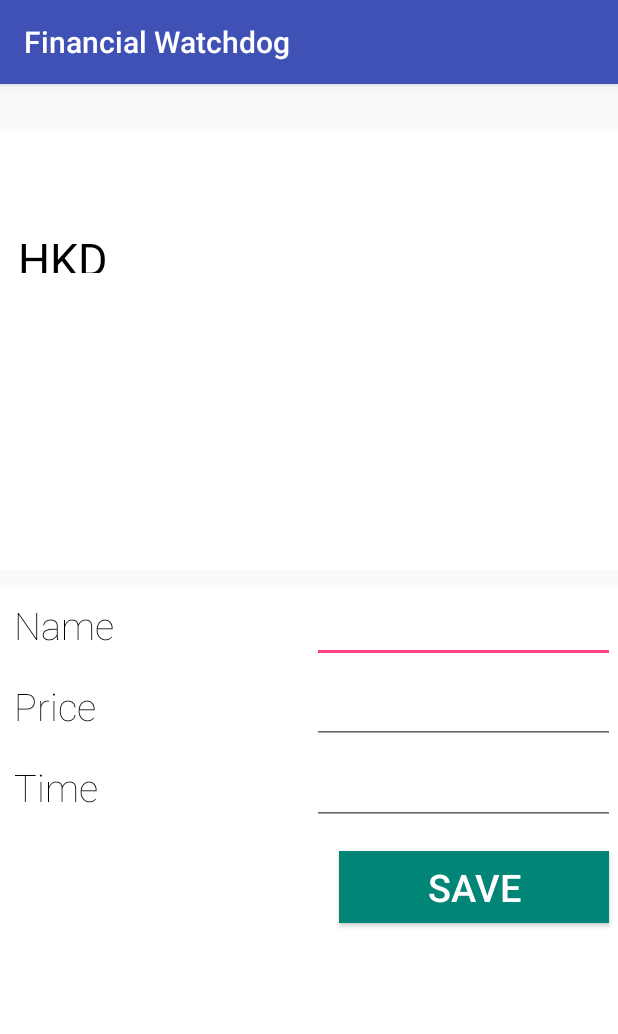
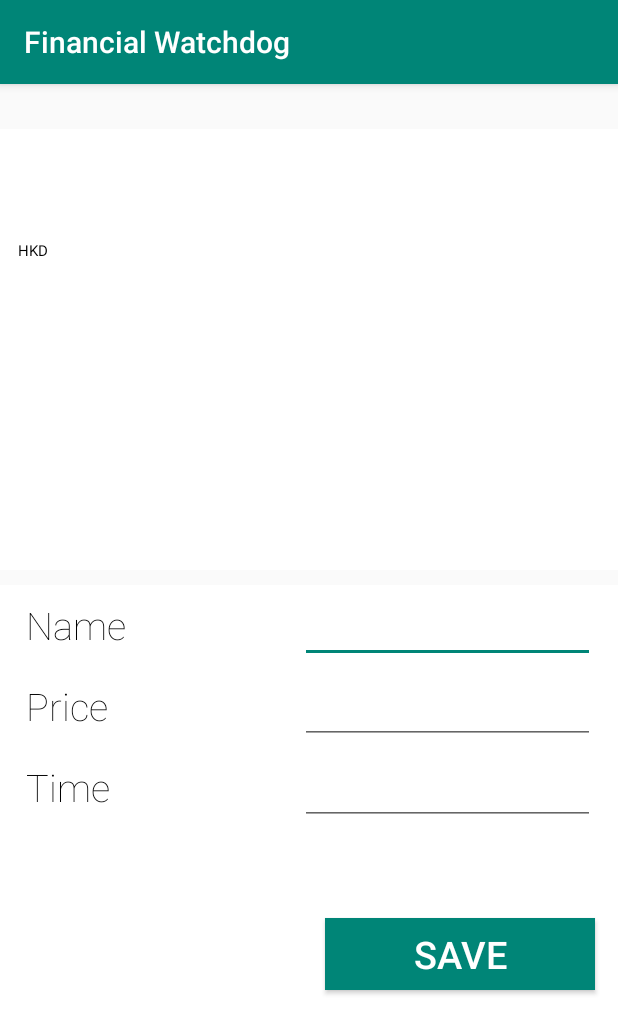
Before and after one commit to milankostak/FinancialWatchdog, an Android app: the AddActivity screen opened directly, with no data from a screen before it, on a phone screen of 412 x 824 dp. Shown: the top 1034 px of the screen. Run offline under Robolectric (Android 15) with nearby library versions, the phone set to English and light mode, and no system bars; libraries missing offline, so code that uses them is left out: com.orm, com.orm.dsl; 2 statements that could not run were skipped.

Commit message:
change styles in activity_setting.xml and add_activity.xml

```diff
--- a/app/src/main/res/layout/activity_setting.xml
+++ b/app/src/main/res/layout/activity_setting.xml
@@ -6,12 +6,10 @@
     tools:context="hk.edu.cityu.financialwatchdog.Setting">
 
     <LinearLayout
-        android:id="@+id/firstlinear"
         android:layout_width="match_parent"
         android:layout_height="match_parent"
         android:layout_alignParentEnd="true"
         android:layout_alignParentRight="true"
-        android:layout_below="@+id/textView"
         android:background="#FFFFFF"
         android:orientation="horizontal">
 
@@ -54,8 +52,7 @@
                 android:layout_width="180dp"
                 android:layout_height="wrap_content"
                 android:layout_gravity="center"
-                android:layout_marginBottom="30dp"
-                android:layout_marginTop="280dp"
+                android:layout_marginTop="310dp"
                 android:background="@color/accent_material_light"
                 android:gravity="center"
                 android:onClick="resetuj"
@@ -77,7 +74,7 @@
 
             <EditText
                 android:id="@+id/etTotalBudget"
-                android:layout_width="100dp"
+                android:layout_width="160dp"
                 android:layout_height="50dp"
                 android:layout_gravity="center"
                 android:layout_margin="2dp"
@@ -88,7 +85,7 @@
 
             <EditText
                 android:id="@+id/etTimeLeft"
-                android:layout_width="100dp"
+                android:layout_width="160dp"
                 android:layout_height="50dp"
                 android:layout_gravity="center"
                 android:layout_margin="2dp"
@@ -102,7 +99,7 @@
                 android:layout_width="180dp"
                 android:layout_height="wrap_content"
                 android:layout_gravity="center"
-                android:layout_marginTop="280dp"
+                android:layout_marginTop="310dp"
                 android:background="@color/accent_material_light"
                 android:gravity="center"
                 android:onClick="spocitejHodnotu"
--- a/app/src/main/res/layout/add_activity.xml
+++ b/app/src/main/res/layout/add_activity.xml
@@ -67,7 +67,7 @@
                     android:background="#FFFFFF"
                     android:fontFamily="sans-serif-thin"
                     android:gravity="left|fill_vertical"
-                    android:padding="7dp"
+                    android:paddingLeft="15dp"
                     android:text="Name"
                     android:textColor="#000000"
                     android:textSize="25sp" />
@@ -77,8 +77,7 @@
                     android:layout_width="0dp"
                     android:layout_height="50dp"
                     android:layout_gravity="center"
-                    android:layout_margin="2dp"
-                    android:layout_marginTop="50dp"
+                    android:layout_marginRight="15dp"
                     android:layout_weight="10"
                     android:gravity="center"
                     android:textColor="#BFBFBF"
@@ -97,7 +96,7 @@
                     android:background="#FFFFFF"
                     android:fontFamily="sans-serif-thin"
                     android:gravity="left|fill_vertical"
-                    android:padding="7dp"
+                    android:paddingLeft="15dp"
                     android:text="Price"
                     android:textColor="#000000"
                     android:textSize="25sp" />
@@ -107,8 +106,7 @@
                     android:layout_width="0dp"
                     android:layout_height="50dp"
                     android:layout_gravity="center"
-                    android:layout_margin="2dp"
-                    android:layout_marginTop="50dp"
+                    android:layout_marginRight="15dp"
                     android:layout_weight="10"
                     android:gravity="center"
                     android:inputType="numberDecimal"
@@ -128,7 +126,7 @@
                     android:background="#FFFFFF"
                     android:fontFamily="sans-serif-thin"
                     android:gravity="left|fill_vertical"
-                    android:padding="7dp"
+                    android:paddingLeft="15dp"
                     android:text="Time"
                     android:textColor="#000000"
                     android:textSize="25sp" />
@@ -138,8 +136,7 @@
                     android:layout_width="0dp"
                     android:layout_height="50dp"
                     android:layout_gravity="center"
-                    android:layout_margin="2dp"
-                    android:layout_marginTop="50dp"
+                    android:layout_marginRight="15dp"
                     android:layout_weight="10"
                     android:gravity="center"
                     android:textColor="#BFBFBF"
@@ -153,8 +150,8 @@
             android:layout_width="180dp"
             android:layout_height="wrap_content"
             android:layout_gravity="right"
-            android:layout_marginRight="6dp"
-            android:layout_marginTop="15dp"
+            android:layout_marginRight="15dp"
+            android:layout_marginTop="60dp"
             android:background="@color/accent_material_light"
             android:onClick="saveItem"
             android:text="SAVE"
--- a/app/src/main/res/values/styles.xml
+++ b/app/src/main/res/values/styles.xml
@@ -3,9 +3,9 @@
     <!-- Base application theme. -->
     <style name="AppTheme" parent="Theme.AppCompat.Light.DarkActionBar">
         <!-- Customize your theme here. -->
-        <item name="colorPrimary">@color/colorPrimary</item>
-        <item name="colorPrimaryDark">@color/colorPrimaryDark</item>
-        <item name="colorAccent">@color/colorAccent</item>
+        <item name="colorPrimary">@color/accent_material_light</item>
+        <item name="colorPrimaryDark">@color/accent_material_light</item>
+        <item name="colorAccent">@color/accent_material_light</item>
         <!-- For the resting Spinner style -->
         <item name="android:spinnerItemStyle">@style/spinnerItemStyle</item>
         <!-- For each individual Spinner list item once clicked on -->
@@ -22,13 +22,13 @@
 
     <style name="spinnerItemStyle">
         <item name="android:padding">10dp</item>
-        <item name="android:textSize">30sp</item>
+        <item name="android:textSize">10sp</item>
         <item name="android:textColor">#000000</item>
     </style>
 
     <style name="spinnerDropDownItemStyle">
-        <item name="android:padding">20dp</item>
-        <item name="android:textSize">20sp</item>
+        <item name="android:padding">10dp</item>
+        <item name="android:textSize">10sp</item>
         <item name="android:textColor">#000000</item>
     </style>
 
```
